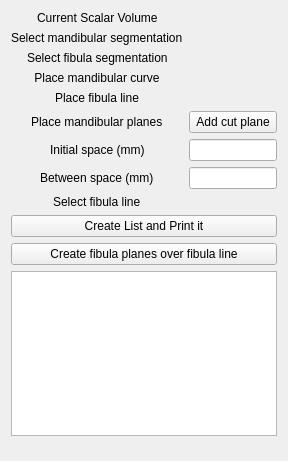
First picture: the form in BoneReconstructionPlanner/Resources/UI/BoneReconstructionPlanner.ui, repository SlicerIGT/SlicerBoneReconstructionPlanner, before the edit.
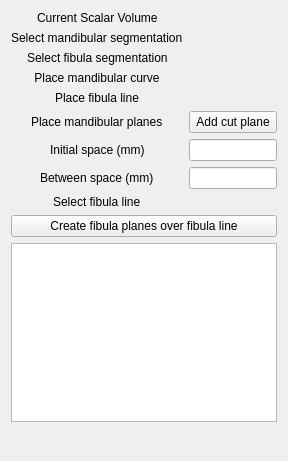
Second picture: the form after the edit. Custom widgets are drawn as their Qt base class.

Commit message: create all fibula planes and transforms for mandibule planes in the "mandibular planes" folder. updated process function

```diff
--- a/BoneReconstructionPlanner/Resources/UI/BoneReconstructionPlanner.ui
+++ b/BoneReconstructionPlanner/Resources/UI/BoneReconstructionPlanner.ui
@@ -181,13 +181,6 @@
      </item>
     </layout>
    </item>
-   <item>
-    <widget class="QPushButton" name="createListButton">
-     <property name="text">
-      <string>Create List and Print it</string>
-     </property>
-    </widget>
-   </item>
    <item>
     <widget class="QPushButton" name="createPlanesButton">
      <property name="text">
```
The commit also changes 1 other file.
